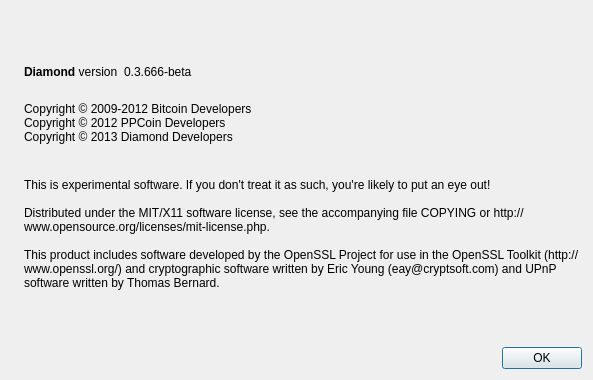
Old version of the form src/qt/forms/aboutdialog.ui in the repository palmd/diamondcoin.
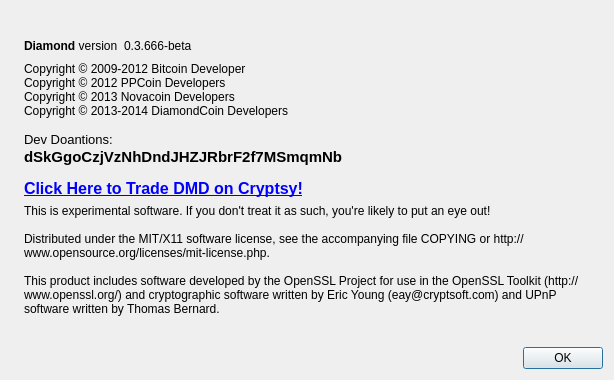
New version of the form. Icons and pictures are not drawn.

Diff of the .ui file:
```diff
--- a/src/qt/forms/aboutdialog.ui
+++ b/src/qt/forms/aboutdialog.ui
@@ -6,7 +6,7 @@
    <rect>
     <x>0</x>
     <y>0</y>
-    <width>593</width>
+    <width>614</width>
     <height>380</height>
    </rect>
   </property>
@@ -91,11 +91,13 @@
         <cursorShape>IBeamCursor</cursorShape>
        </property>
        <property name="text">
-        <string>
-Copyright © 2009-2012 Bitcoin Developers
-Copyright © 2012 PPCoin Developers
-Copyright © 2013 Diamond Developers
-</string>
+        <string>&lt;html&gt;&lt;head/&gt;&lt;body&gt;&lt;p&gt;Copyright © 2009-2012 Bitcoin Developer&lt;br/&gt;Copyright © 2012 PPCoin Developers&lt;br/&gt;Copyright © 2013 Novacoin Developers&lt;br/&gt;Copyright © 2013-2014 DiamondCoin Developers&lt;br/&gt;&lt;br/&gt;&lt;span style=&quot; font-size:10pt;&quot;&gt;Dev Doantions:&lt;br/&gt;&lt;/span&gt;&lt;span style=&quot; font-size:11pt; font-weight:600;&quot;&gt;dSkGgoCzjVzNhDndJHZJRbrF2f7MSmqmNb&lt;/span&gt;&lt;span style=&quot; font-size:12pt; font-weight:600;&quot;&gt;&lt;br/&gt;&lt;/span&gt;&lt;a href=&quot;https://www.cryptsy.com/users/register?refid=8564&quot;&gt;&lt;span style=&quot; text-decoration: underline; color:#0000ff;&quot;&gt;&lt;br/&gt;&lt;/span&gt;&lt;/a&gt;&lt;a href=&quot;https://www.cryptsy.com/users/register?refid=8564&quot;&gt;&lt;span style=&quot; font-size:12pt; font-weight:600; text-decoration: underline; color:#0000ff;&quot;&gt;Click Here to Trade DMD on Cryptsy!&lt;/span&gt;&lt;/a&gt;&lt;/p&gt;&lt;/body&gt;&lt;/html&gt;</string>
+       </property>
+       <property name="textFormat">
+        <enum>Qt::RichText</enum>
+       </property>
+       <property name="openExternalLinks">
+        <bool>true</bool>
        </property>
        <property name="textInteractionFlags">
         <set>Qt::LinksAccessibleByMouse|Qt::TextSelectableByKeyboard|Qt::TextSelectableByMouse</set>
@@ -108,8 +110,7 @@
         <cursorShape>IBeamCursor</cursorShape>
        </property>
        <property name="text">
-        <string>
-This is experimental software. If you don't treat it as such, you're likely to put an eye out!
+        <string>This is experimental software. If you don't treat it as such, you're likely to put an eye out!
 
 Distributed under the MIT/X11 software license, see the accompanying file COPYING or http://www.opensource.org/licenses/mit-license.php.
 
```
